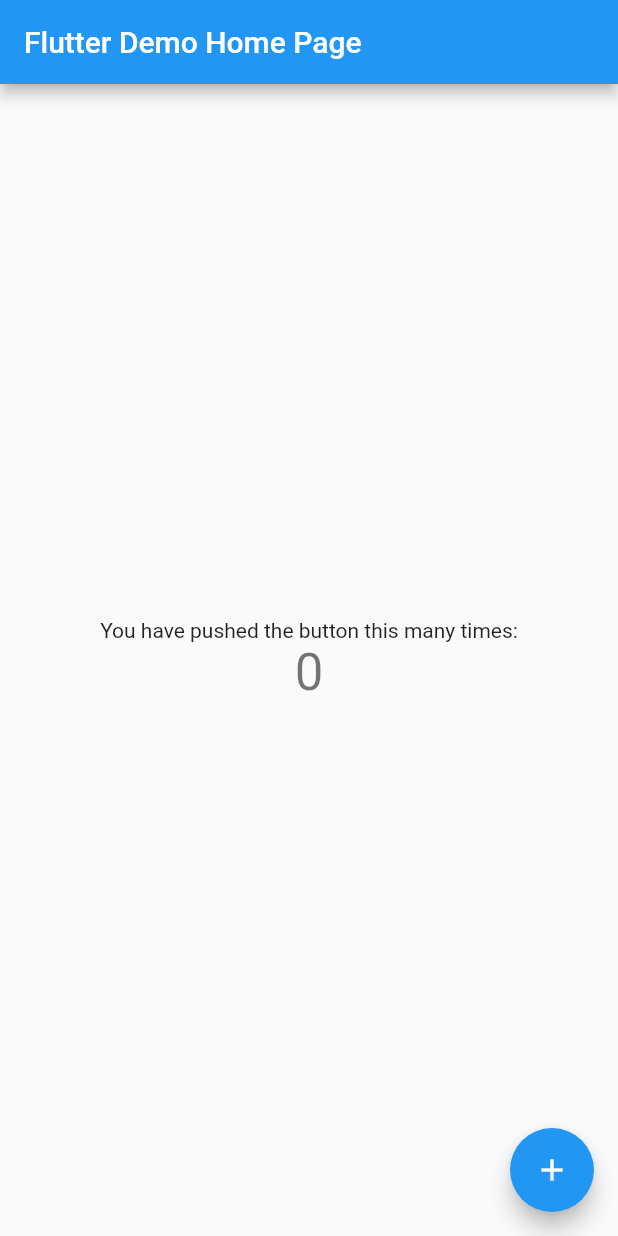
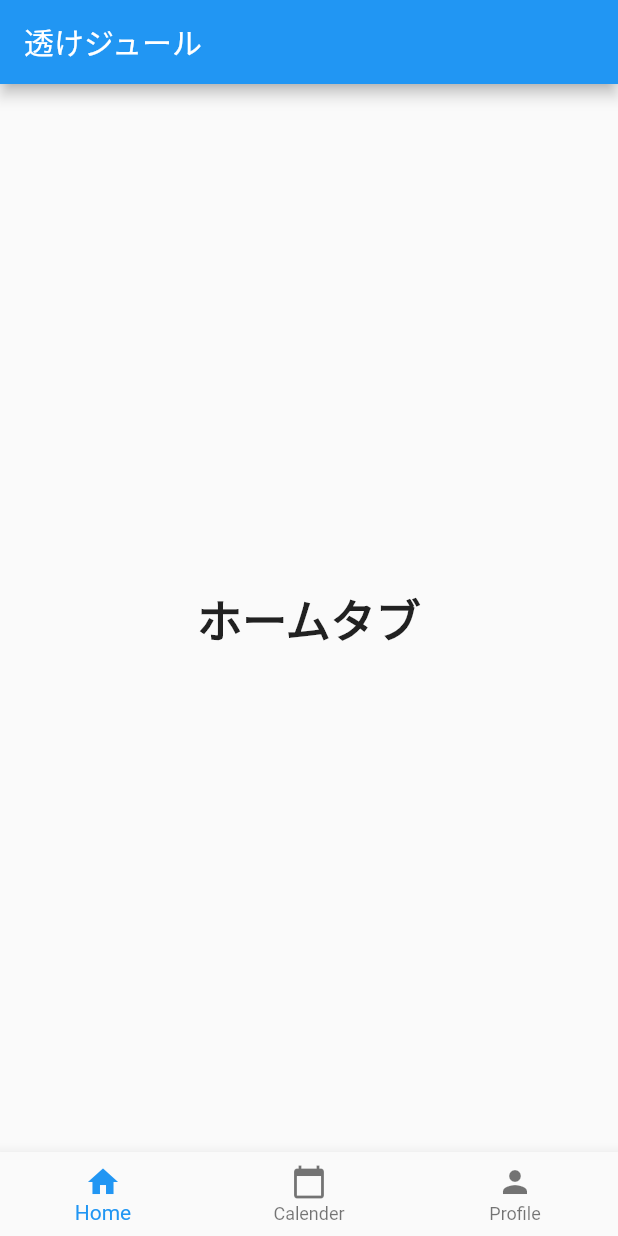
Before and after one commit to tattsu-wairo/hackathon-team4, a Flutter app: the screen it shows after launch, on a phone screen of 412 x 824 dp. Run offline on Flutter 3.47's test engine with Material 2 defaults, Android fonts, the phone set to English and light mode, and no system bars.

Commit message:
土台の作成

```diff
--- a/lib/main.dart
+++ b/lib/main.dart
@@ -1,115 +1,80 @@
 import 'package:flutter/material.dart';
 
-void main() {
-  runApp(const MyApp());
-}
+void main() => runApp(const MyApp());
 
 class MyApp extends StatelessWidget {
   const MyApp({Key? key}) : super(key: key);
 
-  // This widget is the root of your application.
   @override
   Widget build(BuildContext context) {
-    return MaterialApp(
-      title: 'Flutter Demo',
-      theme: ThemeData(
-        // This is the theme of your application.
-        //
-        // Try running your application with "flutter run". You'll see the
-        // application has a blue toolbar. Then, without quitting the app, try
-        // changing the primarySwatch below to Colors.green and then invoke
-        // "hot reload" (press "r" in the console where you ran "flutter run",
-        // or simply save your changes to "hot reload" in a Flutter IDE).
-        // Notice that the counter didn't reset back to zero; the application
-        // is not restarted.
-        primarySwatch: Colors.blue,
-      ),
-      home: const MyHomePage(title: 'Flutter Demo Home Page'),
+    return const MaterialApp(
+      title: '透けジュール',
+      home: BaseWidget(),
     );
   }
 }
 
-class MyHomePage extends StatefulWidget {
-  const MyHomePage({Key? key, required this.title}) : super(key: key);
-
-  // This widget is the home page of your application. It is stateful, meaning
-  // that it has a State object (defined below) that contains fields that affect
-  // how it looks.
-
-  // This class is the configuration for the state. It holds the values (in this
-  // case the title) provided by the parent (in this case the App widget) and
-  // used by the build method of the State. Fields in a Widget subclass are
-  // always marked "final".
-
-  final String title;
+class BaseWidget extends StatefulWidget {
+  const BaseWidget({Key? key}) : super(key: key);
 
   @override
-  State<MyHomePage> createState() => _MyHomePageState();
+  State<BaseWidget> createState() => _BaseWidgetState();
 }
 
-class _MyHomePageState extends State<MyHomePage> {
-  int _counter = 0;
+class _BaseWidgetState extends State<BaseWidget> {
+  int _selectedIndex = 0;
+  static const TextStyle optionStyle =
+      TextStyle(fontSize: 30, fontWeight: FontWeight.bold);
+  static const List<Widget> _widgetOptions = <Widget>[
+    //TODO: ここのウィジェットを各ページのWidgetにする
+    Text(
+      'ホームタブ',
+      style: optionStyle,
+    ),
+    Text(
+      'カレンダータブ',
+      style: optionStyle,
+    ),
+    Text(
+      'プロフィールタブ',
+      style: optionStyle,
+    ),
+  ];
 
-  void _incrementCounter() {
+  void _onItemTapped(int index) {
     setState(() {
-      // This call to setState tells the Flutter framework that something has
-      // changed in this State, which causes it to rerun the build method below
-      // so that the display can reflect the updated values. If we changed
-      // _counter without calling setState(), then the build method would not be
-      // called again, and so nothing would appear to happen.
-      _counter++;
+      _selectedIndex = index;
     });
   }
 
   @override
   Widget build(BuildContext context) {
-    // This method is rerun every time setState is called, for instance as done
-    // by the _incrementCounter method above.
-    //
-    // The Flutter framework has been optimized to make rerunning build methods
-    // fast, so that you can just rebuild anything that needs updating rather
-    // than having to individually change instances of widgets.
     return Scaffold(
       appBar: AppBar(
-        // Here we take the value from the MyHomePage object that was created by
-        // the App.build method, and use it to set our appbar title.
-        title: Text(widget.title),
+        title: const Text('透けジュール'),
       ),
       body: Center(
-        // Center is a layout widget. It takes a single child and positions it
-        // in the middle of the parent.
-        child: Column(
-          // Column is also a layout widget. It takes a list of children and
-          // arranges them vertically. By default, it sizes itself to fit its
-          // children horizontally, and tries to be as tall as its parent.
-          //
-          // Invoke "debug painting" (press "p" in the console, choose the
-          // "Toggle Debug Paint" action from the Flutter Inspector in Android
-          // Studio, or the "Toggle Debug Paint" command in Visual Studio Code)
-          // to see the wireframe for each widget.
-          //
-          // Column has various properties to control how it sizes itself and
-          // how it positions its children. Here we use mainAxisAlignment to
-          // center the children vertically; the main axis here is the vertical
-          // axis because Columns are vertical (the cross axis would be
-          // horizontal).
-          mainAxisAlignment: MainAxisAlignment.center,
-          children: <Widget>[
-            const Text(
-              'You have pushed the button this many times:',
-            ),
-            Text(
-              '$_counter',
-              style: Theme.of(context).textTheme.headline4,
-            ),
-          ],
-        ),
+        child: _widgetOptions.elementAt(_selectedIndex),
       ),
-      floatingActionButton: FloatingActionButton(
-        onPressed: _incrementCounter,
-        tooltip: 'Increment',
-        child: const Icon(Icons.add),
-      ), // This trailing comma makes auto-formatting nicer for build methods.
+      bottomNavigationBar: BottomNavigationBar(
+        items: const <BottomNavigationBarItem>[
+          BottomNavigationBarItem(
+            icon: Icon(Icons.home),
+            label: 'Home',
+          ),
+          BottomNavigationBarItem(
+            icon: Icon(Icons.calendar_today),
+            label: 'Calender',
+          ),
+          BottomNavigationBarItem(
+            icon: Icon(Icons.person),
+            label: 'Profile',
+          ),
+        ],
+        currentIndex: _selectedIndex,
+        selectedItemColor: Colors.blue,
+        onTap: _onItemTapped,
+      ),
     );
   }
 }
```
Also changed, not shown: pubspec.lock.
